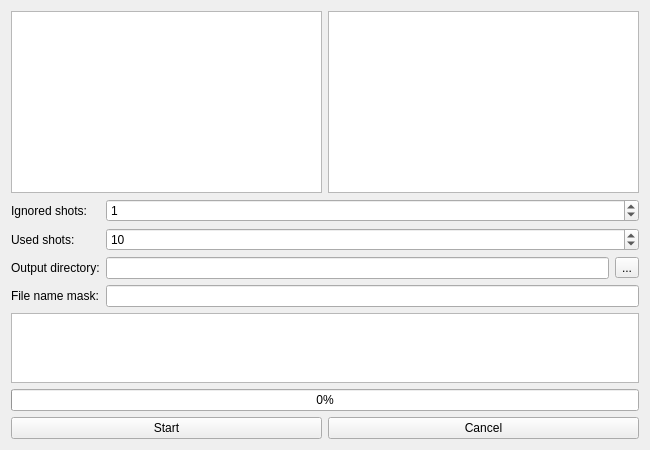
The window that src/madgui/online/orm_measure.ui (hibtc/madgui) describes before a commit, drawn with Qt 5.
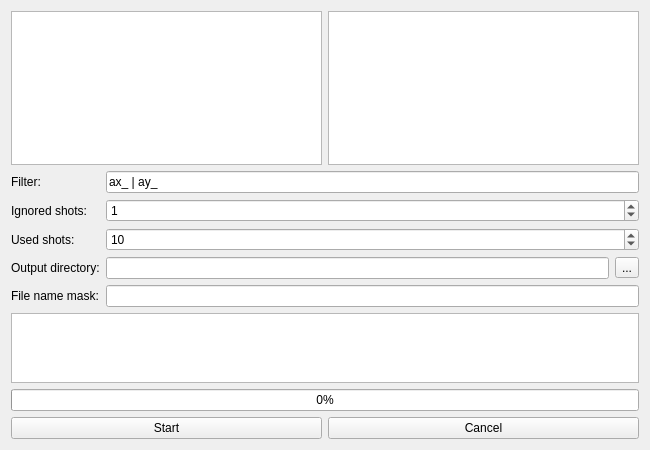
The same window after the commit. Custom widgets are drawn as their Qt base class.

Commit message: Allow to select arbitrary knobs for ORM measurement procedure

What changed in the file:
```diff
--- a/src/madgui/online/orm_measure.ui
+++ b/src/madgui/online/orm_measure.ui
@@ -27,7 +27,7 @@
    <item>
     <layout class="QFormLayout">
      <item row="2" column="0">
-      <widget class="QLabel">
+      <widget class="QLabel" name="label">
        <property name="text">
         <string>Ignored shots:</string>
        </property>
@@ -41,7 +41,7 @@
       </widget>
      </item>
      <item row="3" column="0">
-      <widget class="QLabel">
+      <widget class="QLabel" name="label">
        <property name="text">
         <string>Used shots:</string>
        </property>
@@ -58,7 +58,7 @@
       </widget>
      </item>
      <item row="4" column="0">
-      <widget class="QLabel">
+      <widget class="QLabel" name="label">
        <property name="text">
         <string>Output directory:</string>
        </property>
@@ -83,7 +83,7 @@
       </layout>
      </item>
      <item row="5" column="0">
-      <widget class="QLabel">
+      <widget class="QLabel" name="label">
        <property name="text">
         <string>File name mask:</string>
        </property>
@@ -96,6 +96,20 @@
        </property>
       </widget>
      </item>
+     <item row="1" column="0">
+      <widget class="QLabel" name="label_2">
+       <property name="text">
+        <string>Filter:</string>
+       </property>
+      </widget>
+     </item>
+     <item row="1" column="1">
+      <widget class="QLineEdit" name="ctrl_filter">
+       <property name="text">
+        <string>ax_ | ay_</string>
+       </property>
+      </widget>
+     </item>
     </layout>
    </item>
    <item>
```
The commit also changes 1 other file.
